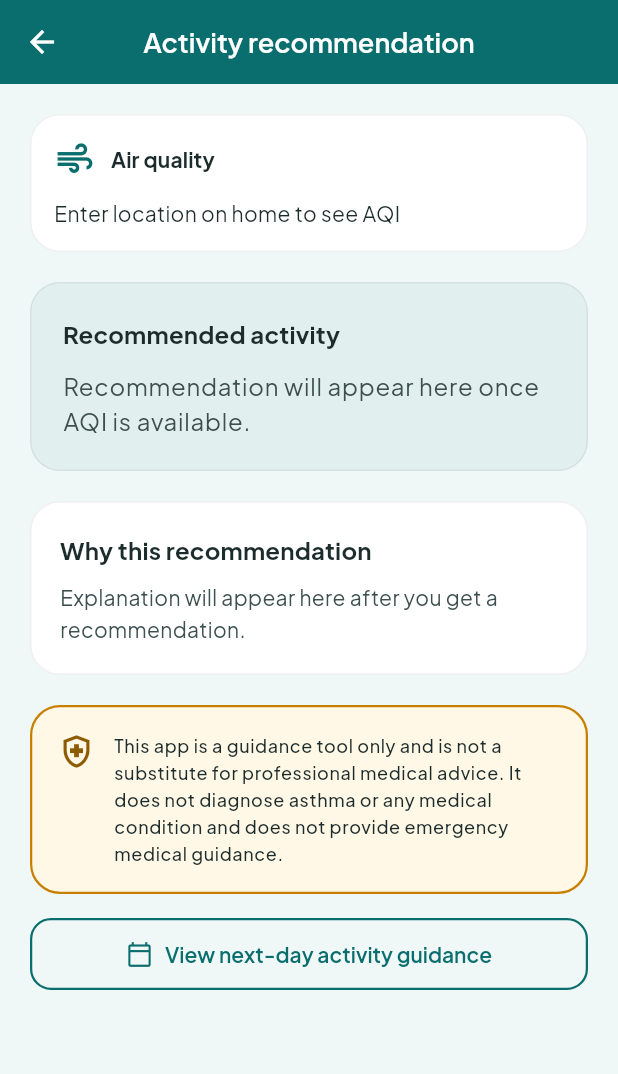
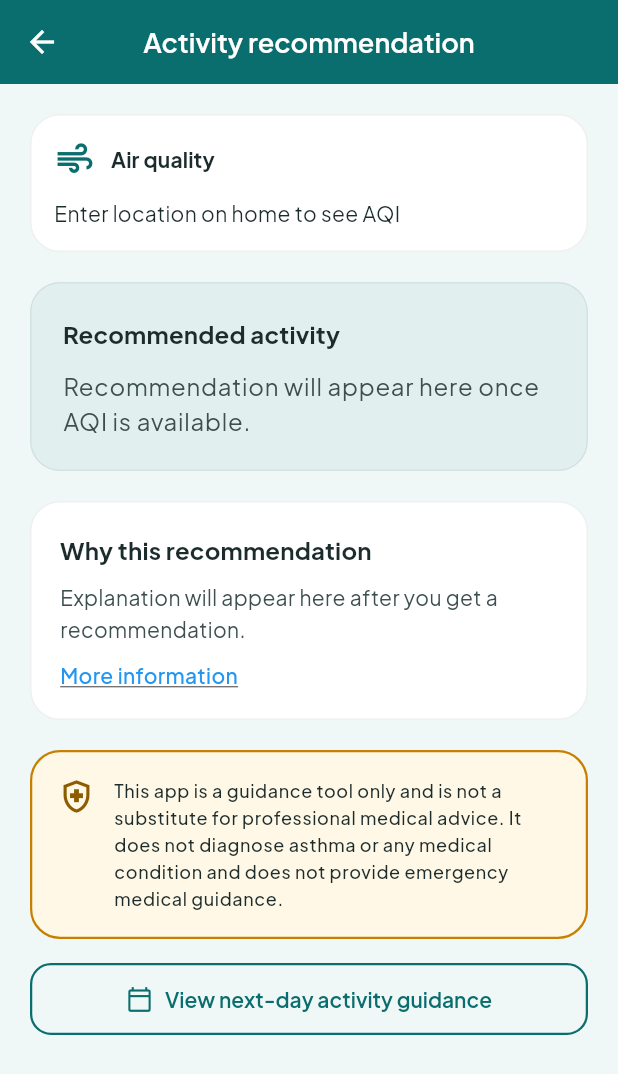
Before and after one commit to cs481-ekh/s26-asthma-attackers, a Flutter app: the RecommendationPage screen opened by its route, on a phone screen of 412 x 824 dp. Shown: the top 1074 px of the screen. Run offline on Flutter 3.47's test engine with Material 3 defaults, Android fonts, the phone set to English and light mode, and no system bars; our stand-ins replace flutter_dotenv, geolocator, google_fonts, web, webview_flutter; missing offline and left inert: dart:ui_web.

Commit message:
Closes #84 (#96)

```diff
--- a/asthmaapp/lib/pages/recommendation_page.dart
+++ b/asthmaapp/lib/pages/recommendation_page.dart
@@ -1,4 +1,5 @@
 import 'package:flutter/material.dart';
+import 'package:url_launcher/url_launcher.dart';
 
 import '../app_theme.dart';
 import '../models/aqi_result.dart';
@@ -214,11 +215,35 @@ class _RecommendationPageState extends State<RecommendationPage> {
                 ],
               ),
               const SizedBox(height: 12),
+              Column(
+                children: [
                   Center(
                     child: AirNowForecastWidget(
                       city: cityState.city,
                       state: cityState.state,
                     ),
+                  ),
+                  const SizedBox(height: 10),
+                  Align(
+                    alignment: Alignment.center,
+                    child: InkWell(
+                      onTap: () async {
+                        final uri = Uri.parse('https://www.airnow.gov/aqi/aqi-basics/');
+                        if (await canLaunchUrl(uri)) {
+                          await launchUrl(uri, mode: LaunchMode.externalApplication);
+                        }
+                      },
+                      child: const Text(
+                        'More details',
+                        style: TextStyle(
+                          color: Colors.blue,
+                          decoration: TextDecoration.underline,
+                          fontWeight: FontWeight.w500,
+                        ),
+                      ),
+                    ),
+                  ),
+                ],
               ),
             ],
           ),
@@ -734,12 +759,36 @@ class _ExplanationCard extends StatelessWidget {
               ),
             ),
             const SizedBox(height: 10),
+            Column(
+              crossAxisAlignment: CrossAxisAlignment.start,
+              children: [
                 Text(
                   _getExplanation(),
                   style: Theme.of(context).textTheme.bodyMedium?.copyWith(
                         color: AppTheme.textSecondary,
                         height: 1.5,
                       ),
+                ),
+                const SizedBox(height: 10),
+                InkWell(
+                  onTap: () async {
+                    final uri = Uri.parse(
+                      'https://www.boisestate.edu/research-resilience/resources-hazards/air-quality-and-smoke/',
+                    );
+                    if (await canLaunchUrl(uri)) {
+                      await launchUrl(uri, mode: LaunchMode.externalApplication);
+                    }
+                  },
+                  child: const Text(
+                    'More information',
+                    style: TextStyle(
+                      color: Colors.blue,
+                      decoration: TextDecoration.underline,
+                      fontWeight: FontWeight.w500,
+                    ),
+                  ),
+                ),
+              ],
             ),
           ],
         ),
--- a/asthmaapp/pubspec.yaml
+++ b/asthmaapp/pubspec.yaml
@@ -38,6 +38,7 @@ dependencies:
   webview_flutter: ^4.10.0
   web: ^1.1.1
   google_fonts: ^8.0.2
+  url_launcher: ^6.3.0
 
 dev_dependencies:
   flutter_test:
```
Also changed, not shown: asthmaapp/lib/pages/home_page.dart (+32 -7 lines). Lines whose indentation alone changed are shown as unchanged.
